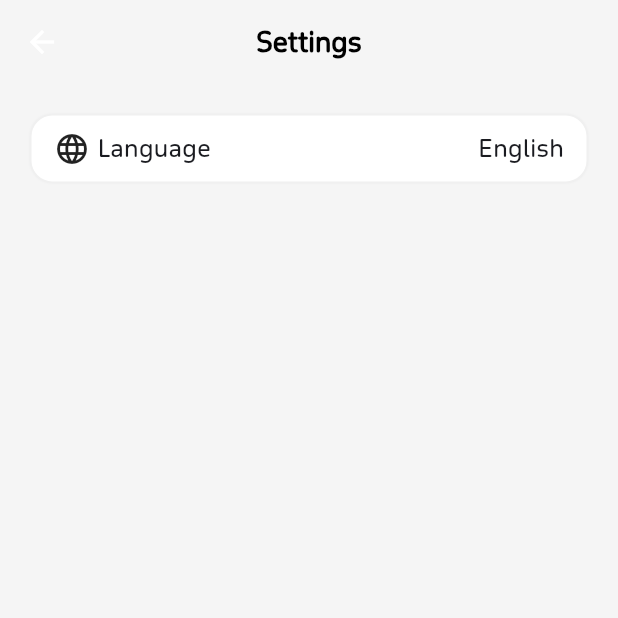
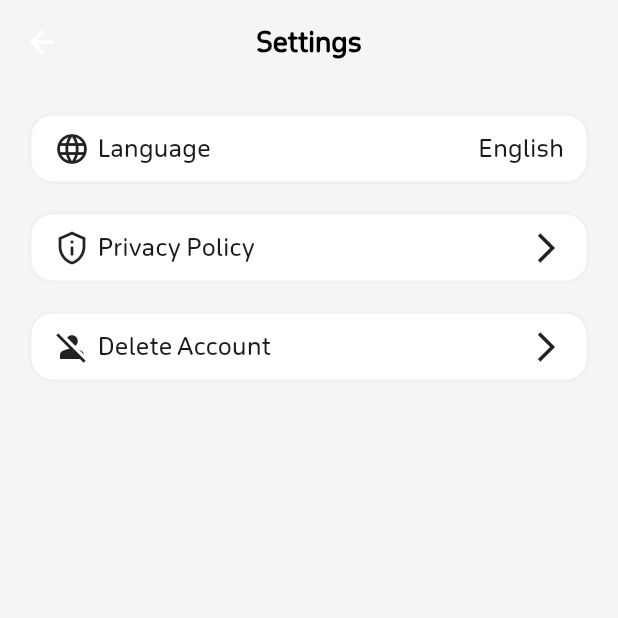
Before and after one commit to AbdoAi2025/app-Teacher, a Flutter app: the SettingsScreen screen opened directly, on a phone screen of 412 x 824 dp, the top half of it. Run offline on Flutter 3.47's test engine with Material 3 defaults, Android fonts, the phone set to English and light mode, and no system bars; our stand-ins replace country_code_picker, dio, flutter_svg, form_field_validator, get, package_info_plus and 3 more; missing offline and left inert: flutter_alice, shake, talker_dio_logger; accounts and stored records are empty; network calls fail; statements that could not run were skipped.

Commit message:
feat: Add logo to login, privacy policy, and delete account options
This commit introduces a logo on the login screen and adds "Privacy Policy" and "Delete Account" options to the settings screen. It also adds a confirmation dialog for logout.

**Changes:**

- **Login Screen:**
    - Replaced the lock icon with an image logo (`Assets.imagesLogo`).
- **Settings Screen:**
    - Added a "Privacy Policy" option that opens a web URL.
    - Added a "Delete Account" option that logs out the user and navigates to the login screen after confirmation.
    - Created a reusable `_cell` widget for settings items.
    - Updated UI to include the new options.
- **Home Screen:**
    - Added a confirmation dialog (`showConfirmationMessage`) before logging out the user.
- **Localization:**
    - Added new translations for "Privacy Policy", "Delete Account", "delete_account_confirm_message", and "Are you sure to logout" in both English and Arabic.
- **Other:**
    - Added `url_launcher` package to handle opening URLs.
    - `DeleteIconWidget` (though not directly modified in this diff) will now have its arrow direction handled correctly based on `AppSetting.isArabic`.

```diff
--- a/lib/localization/localArabic.dart
+++ b/lib/localization/localArabic.dart
@@ -145,8 +145,10 @@ final Map<String, String> ar = {
   "Student Info" : "معلومات الطالب",
   "User not active" : "المستخدم غير نشط، يرجى الاتصال بمالك الخدمة",
   "force_update_message" : "تتوفر نسخة أحدث من هذا التطبيق.\n لمواصلة استخدام التطبيق، يرجى التحديث إلى الإصدار الأحدث من المتجر.",
-
-
+  "Privacy Policy" : "سياسة الخصوصية",
+  "Delete Account" : "حذف الحساب",
+  "delete_account_confirm_message" : "هل أنت متأكد من حذف حسابك؟",
+  "Are you sure to logout" : "هل أنت متأكد من تسجيل خروج؟"
 };
 
 /*
--- a/lib/localization/localeEnglish.dart
+++ b/lib/localization/localeEnglish.dart
@@ -130,6 +130,9 @@ final Map<String, String> enUS = {
   "Student Info" : "Student Info",
   "User not active" : "User not active, please contact service owner",
   "force_update_message" : "A newer version of this app is available.\nTo continue using the app, please update to the latest version from the store.",
-
+  "Privacy Policy" : "Privacy Policy",
+  "Delete Account" : "Delete Account",
+  "delete_account_confirm_message" : "Are you sure you want to delete your account?",
+  "Are you sure to logout" : "Are you sure to logout?"
 
 };
--- a/lib/screens/login/login_screen.dart
+++ b/lib/screens/login/login_screen.dart
@@ -7,6 +7,8 @@ import 'package:teacher_app/utils/message_utils.dart';
 import 'package:teacher_app/widgets/app_text_field_widget.dart';
 import 'package:teacher_app/widgets/dialog_loading_widget.dart';
 import 'package:teacher_app/widgets/primary_button_widget.dart';
+
+import '../../generated/assets.dart';
 
 class LoginScreen extends StatefulWidget {
   const LoginScreen({super.key});
@@ -30,7 +32,7 @@ class _LoginScreenState extends State<LoginScreen> {
             spacing: 20,
             mainAxisAlignment: MainAxisAlignment.center,
             children: [
-              Icon(Icons.lock, size: 100, color: Colors.blue),
+              Image(image: AssetImage(Assets.imagesLogo) , height: 200, width: 200,),
               _userNameField(),
               _passwordField(),
               _submitButton()
--- a/lib/screens/settings/settings_screen.dart
+++ b/lib/screens/settings/settings_screen.dart
@@ -1,13 +1,18 @@
 import 'package:flutter/material.dart';
 import 'package:get/get.dart';
+import 'package:teacher_app/appSetting/appSetting.dart';
 import 'package:teacher_app/domain/models/app_locale_model.dart';
+import 'package:teacher_app/domain/usecases/logout_use_case.dart';
 import 'package:teacher_app/utils/LogUtils.dart';
 import 'package:teacher_app/utils/app_background_styles.dart';
 import 'package:teacher_app/utils/app_localization_utils.dart';
+import 'package:teacher_app/utils/message_utils.dart';
 import 'package:teacher_app/widgets/app_txt_widget.dart';
 import 'package:teacher_app/widgets/dialog_loading_widget.dart';
+import 'package:url_launcher/url_launcher.dart';
 
 import '../../domain/usecases/change_app_locale_use_case.dart';
+import '../../navigation/app_navigator.dart';
 import '../../widgets/app_toolbar_widget.dart';
 
 class SettingsScreen extends StatefulWidget{
@@ -28,8 +33,11 @@ class _SettingsScreenState extends State<SettingsScreen> {
           child: Padding(
             padding: const EdgeInsets.all(20.0),
             child: Column(
+              spacing: 20,
               children: [
-                _language()
+                _language(),
+                _privacyPolicy(),
+                _deleteAccount()
               ],
             ),
           )),
@@ -74,4 +82,54 @@ class _SettingsScreenState extends State<SettingsScreen> {
     await changeAppLocaleUseCase.execute(changeAppLocal);
     hideDialogLoading();
   }
+
+  _privacyPolicy() {
+    return  _cell("Privacy Policy".tr , Icons.privacy_tip_outlined ,onPrivacyPolicyClick );
+  }
+
+  _deleteAccount() {
+    return  _cell("Delete Account".tr , Icons.person_off ,onDeleteAccount );
+  }
+
+  Future<void> onPrivacyPolicyClick() async {
+
+    final String url = "https://assistant-app-2136afb92d95.herokuapp.com/privacyPolicy";
+    final Uri uri = Uri.parse(url);
+
+    if (await canLaunchUrl(uri)) {
+      await launchUrl(
+        uri,
+        mode: LaunchMode.externalApplication, // ensures browser opens
+      );
+    } else {
+      debugPrint("❌ Could not launch $url");
+    }
+  }
+
+  void onDeleteAccount() {
+    showConfirmationMessage("delete_account_confirm_message", (){
+      LogoutUseCase().execute();
+      AppNavigator.navigateToLogin();
+    });
+
+  }
+
+  Widget _cell(String text , IconData icon , Function() onClick) {
+    return InkWell(
+      onTap: onClick,
+      child: Container(
+        padding: EdgeInsets.symmetric(horizontal: 15 , vertical: 10),
+        decoration: AppBackgroundStyle.backgroundWithShadow(),
+        child: Row(
+          spacing: 5,
+          children: [
+            Icon(icon),
+            Expanded(child: AppTextWidget(text)),
+            Icon(Icons.arrow_back_ios_sharp , textDirection: !AppSetting.isArabic ?  TextDirection.rtl : TextDirection.ltr,)
+          ],
+        ),
+      ),
+    );
+  }
+
 }
```
Also changed, not shown: lib/screens/home/home_screen.dart (+8 -2 lines).
